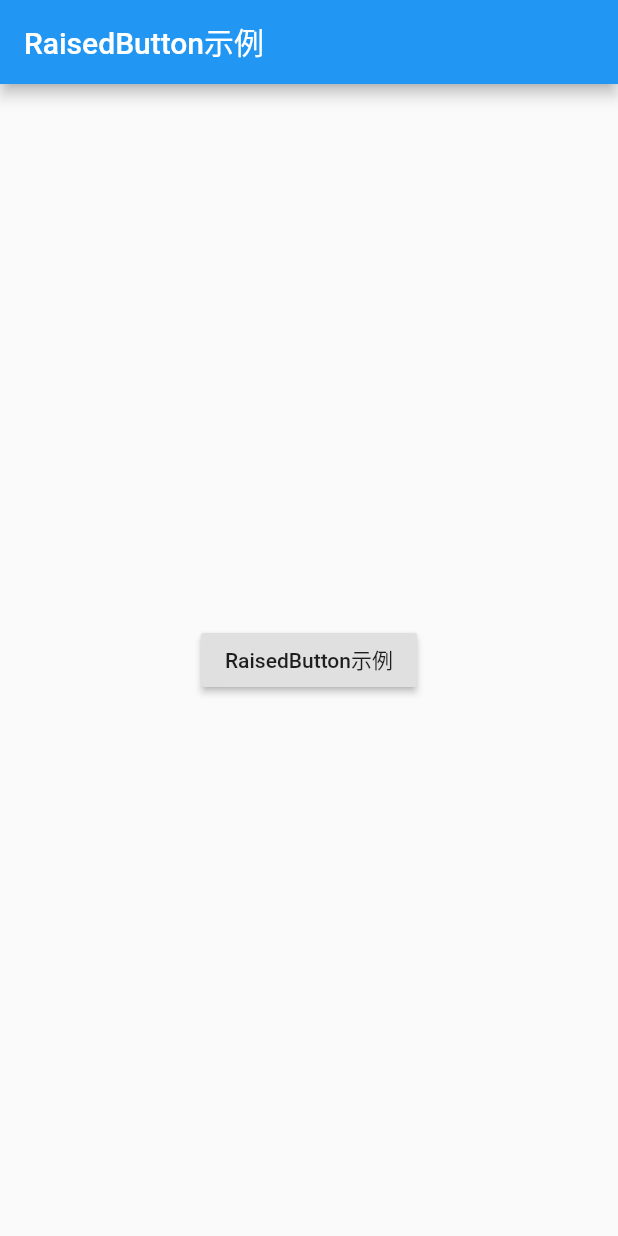
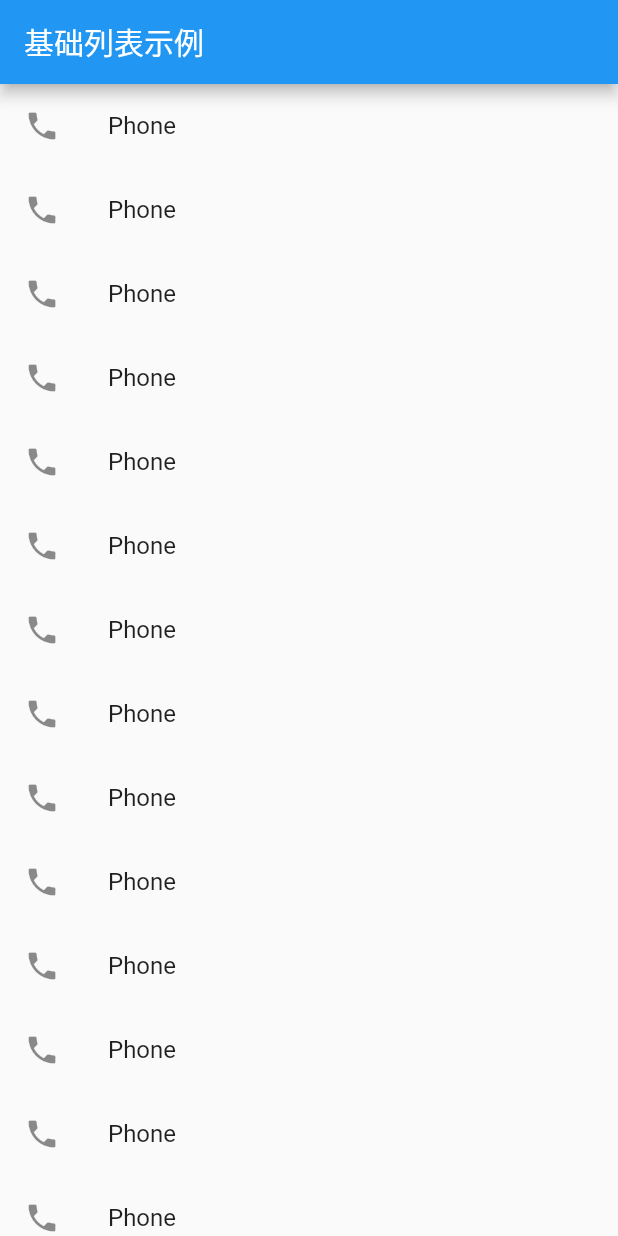
Before and after one commit to YJWWZHANG/flutter_app, a Flutter app: the screen it shows after launch, on a phone screen of 412 x 824 dp. Run offline on Flutter 3.47's test engine with Material 2 defaults, Android fonts, the phone set to English and light mode, and no system bars.

Commit message:
基础列表示例

```diff
--- a/lib/main.dart
+++ b/lib/main.dart
@@ -7,16 +7,74 @@ class MyApp extends StatelessWidget {
   @override
   Widget build(BuildContext context) {
     return MaterialApp(
-      title: 'RaisedButton示例',
+      title: '基础列表示例',
       home: Scaffold(
         appBar: new AppBar(
-          title: new Text("RaisedButton示例"),
+          title: new Text("基础列表示例"),
         ),
-        body: new Center(
-          child: new RaisedButton(
-            onPressed: () {},
-            child: new Text("RaisedButton示例"),
-          )
+        body: new ListView(
+          children: <Widget>[
+            ListTile(
+              leading: Icon(Icons.phone),
+              title: new Text("Phone"),
+            ),
+            ListTile(
+              leading: Icon(Icons.phone),
+              title: new Text("Phone"),
+            ),
+            ListTile(
+              leading: Icon(Icons.phone),
+              title: new Text("Phone"),
+            ),
+            ListTile(
+              leading: Icon(Icons.phone),
+              title: new Text("Phone"),
+            ),
+            ListTile(
+              leading: Icon(Icons.phone),
+              title: new Text("Phone"),
+            ),
+            ListTile(
+              leading: Icon(Icons.phone),
+              title: new Text("Phone"),
+            ),
+            ListTile(
+              leading: Icon(Icons.phone),
+              title: new Text("Phone"),
+            ),
+            ListTile(
+              leading: Icon(Icons.phone),
+              title: new Text("Phone"),
+            ),
+            ListTile(
+              leading: Icon(Icons.phone),
+              title: new Text("Phone"),
+            ),
+            ListTile(
+              leading: Icon(Icons.phone),
+              title: new Text("Phone"),
+            ),
+            ListTile(
+              leading: Icon(Icons.phone),
+              title: new Text("Phone"),
+            ),
+            ListTile(
+              leading: Icon(Icons.phone),
+              title: new Text("Phone"),
+            ),
+            ListTile(
+              leading: Icon(Icons.phone),
+              title: new Text("Phone"),
+            ),
+            ListTile(
+              leading: Icon(Icons.phone),
+              title: new Text("Phone"),
+            ),
+            ListTile(
+              leading: Icon(Icons.phone),
+              title: new Text("Phone"),
+            ),
+          ],
         )
       )
     );
```
